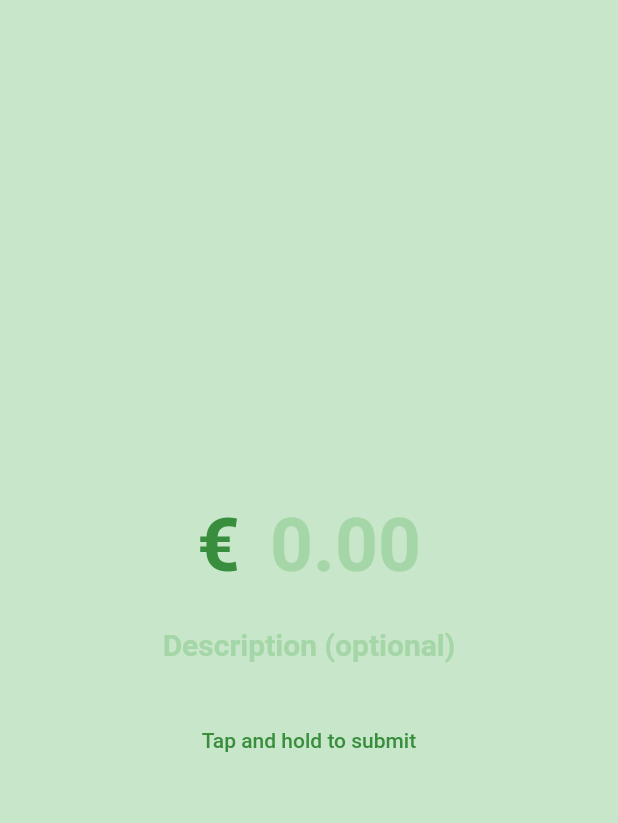
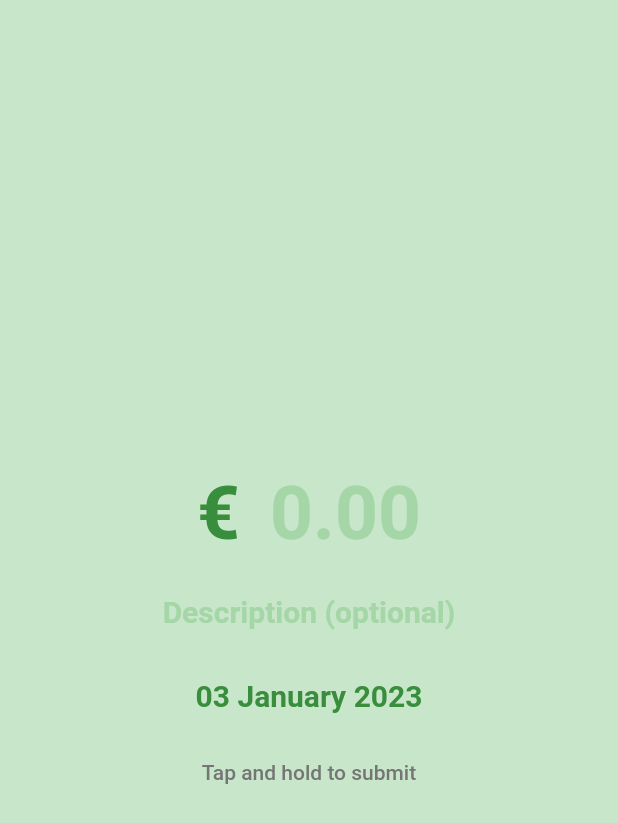
Before and after one commit to fds909/expense-tracker, a Flutter app: the screen it shows after launch, after a tap on "New Expense", on a phone screen of 412 x 824 dp. Shown: the top 823 px of the screen. Run offline on Flutter 3.47's test engine with Material 2 defaults, Android fonts, the phone set to English and light mode, and no system bars; our stand-ins replace get, get_it, sqflite, vibration; accounts and stored records are empty.

Commit message:
added expense date selection

```diff
--- a/lib/components/expense_edit.dart
+++ b/lib/components/expense_edit.dart
@@ -2,21 +2,25 @@
 import 'package:flutter/material.dart';
 import 'package:get/get.dart';
 import 'package:vibration/vibration.dart';
+import 'package:intl/intl.dart';
 
 class ExpenseEdit extends StatefulWidget {
   final double? initialValue;
   final String? initialDescription;
+  final DateTime? initialCreatedOn;
   final IconData? floatingActionButtonIcon;
   final void Function()? onFloatingActionButtonPressed;
   final void Function({
     required double value,
     required String? description,
+    required DateTime createdOn,
   }) onSubmit;
 
   const ExpenseEdit({
+    super.key,
     this.initialValue,
     this.initialDescription,
-    super.key,
+    this.initialCreatedOn,
     this.floatingActionButtonIcon,
     this.onFloatingActionButtonPressed,
     required this.onSubmit,
@@ -30,6 +34,9 @@ class _ExpenseEditState extends State<ExpenseEdit> {
   // Text Controllers
   final priceController = TextEditingController();
   final descriptionController = TextEditingController();
+
+  late DateTime createdOn;
+
   // This helps to keep the text more readable when the user taps down
   bool isTappedDown = false;
 
@@ -39,11 +46,14 @@ class _ExpenseEditState extends State<ExpenseEdit> {
 
     priceController.text = widget.initialValue?.toStringAsFixed(2) ?? '';
     descriptionController.text = widget.initialDescription?.toString() ?? '';
+    print("initial value + ${widget.initialValue}");
+    createdOn = widget.initialCreatedOn ?? DateTime.now();
   }
 
   void onSubmit() async {
     final value = double.tryParse(priceController.text.trim()) ?? 0.0;
     final description = descriptionController.text.trim();
+    final createdOn = this.createdOn;
 
     if (value == 0) {
       Get.snackbar(
@@ -61,7 +71,30 @@ class _ExpenseEditState extends State<ExpenseEdit> {
     widget.onSubmit(
       value: value,
       description: description.isEmpty ? null : description,
+      createdOn: createdOn,
     );
+  }
+
+  void onCreatedOnTap() async {
+    final date = await showDatePicker(
+        context: context,
+        initialDate: createdOn,
+        firstDate: DateTime(1975),
+        lastDate: DateTime.now(),
+        builder: (context, child) => Theme(
+              data: ThemeData.light().copyWith(
+                colorScheme: ColorScheme.light().copyWith(
+                  primary: Colors.green.shade600,
+                ),
+              ),
+              child: child!,
+            ));
+
+    if (date != null) {
+      setState(() {
+        createdOn = date;
+      });
+    }
   }
 
   @override
@@ -138,11 +171,25 @@ class _ExpenseEditState extends State<ExpenseEdit> {
                 border: InputBorder.none,
               ),
             ),
+            SizedBox(height: 20),
+            // Input Date
+            IntrinsicWidth(
+              child: InkWell(
+                onTap: onCreatedOnTap,
+                child: Text("${DateFormat("dd MMMM y").format(createdOn)}",
+                    style: TextStyle(
+                      fontSize: 20,
+                      color:
+                          isTappedDown ? Colors.white : Colors.green.shade700,
+                      fontWeight: FontWeight.w600,
+                    )),
+              ),
+            ),
             SizedBox(height: 32),
             Text(
               "Tap and hold to submit",
               style: TextStyle(
-                color: Colors.green.shade700,
+                color: Colors.grey.shade600,
                 fontWeight: FontWeight.w500,
               ),
             ),
--- a/lib/main.dart
+++ b/lib/main.dart
@@ -1,5 +1,4 @@
 // Importing: Flutter Dependencies
-import 'package:expense_tracker/models/expense_model.dart';
 import 'package:flutter/material.dart';
 import 'package:intl/intl.dart';
 import 'package:intl/date_symbol_data_local.dart';
@@ -10,6 +9,8 @@ import 'package:get_it/get_it.dart';
 import 'package:expense_tracker/pages/home/home_page.dart';
 import 'package:expense_tracker/pages/new_expense/new_expense_page.dart';
 import 'package:expense_tracker/pages/edit_expense/edit_expense_page.dart';
+import 'package:expense_tracker/models/expense_model.dart';
+import 'package:expense_tracker/models/store_model.dart';
 import 'package:expense_tracker/repositories/database_repository.dart';
 
 void main() async {
@@ -22,6 +23,8 @@ void main() async {
 
   final database = await DatabaseRepository.newConnection();
   GetIt.I.registerSingleton<DatabaseRepository>(database);
+
+  await storeModel.value.initialize();
 
   runApp(const App());
 }
--- a/lib/models/store_model.dart
+++ b/lib/models/store_model.dart
@@ -13,14 +13,12 @@ final storeModel = StoreModel().obs;
 class StoreModel {
   List<ExpenseModel> expenses = [];
 
-  StoreModel() {
-    fetchExpenses();
+  Future<void> initialize() async {
+    final database = GetIt.I<DatabaseRepository>();
+    expenses = await database.allExpenses();
   }
 
-  fetchExpenses() async {
-    final database = GetIt.I<DatabaseRepository>();
-    expenses = await database.all();
-  }
+  //--- Stats Getters ---//
 
   double get totalExpenseToday {
     final currentDate = DateTime.now();
@@ -83,12 +81,13 @@ class StoreModel {
   void createExpense({
     required double amount,
     required String? description,
+    required DateTime createdOn,
   }) {
     final expense = ExpenseModel(
       uuid: Uuid().v4(),
       amount: amount,
       description: description,
-      createdOn: DateTime.now(),
+      createdOn: createdOn,
     );
 
     expenses.insert(0, expense);
@@ -101,16 +100,20 @@ class StoreModel {
     ExpenseModel expense, {
     required double amount,
     required String? description,
+    required DateTime createdOn,
   }) {
     expense.amount = amount;
     expense.description = description;
+    expense.createdOn = createdOn;
     storeModel.refresh();
 
     GetIt.I<DatabaseRepository>().updateExpense(expense);
   }
 
-  void deleteExpense(ExpenseModel expenseModel) {
-    expenses.remove(expenseModel);
+  void deleteExpense(ExpenseModel expense) {
+    expenses.remove(expense);
     storeModel.refresh();
+
+    GetIt.I<DatabaseRepository>().deleteExpense(expense);
   }
 }
--- a/lib/pages/edit_expense/edit_expense_page.dart
+++ b/lib/pages/edit_expense/edit_expense_page.dart
@@ -18,11 +18,13 @@ class _EditExpensePageState extends State<EditExpensePage> {
   void onSubmit({
     required double value,
     required String? description,
+    required DateTime createdOn,
   }) {
     storeModel.value.editExpense(
       widget.expenseModel,
       amount: value,
       description: description,
+      createdOn: createdOn,
     );
 
     Navigator.pop(context);
@@ -40,6 +42,7 @@ class _EditExpensePageState extends State<EditExpensePage> {
       onFloatingActionButtonPressed: onDelete,
       initialDescription: widget.expenseModel.description,
       initialValue: widget.expenseModel.amount,
+      initialCreatedOn: widget.expenseModel.createdOn,
       onSubmit: onSubmit,
     );
   }
--- a/lib/pages/home/components/header.dart
+++ b/lib/pages/home/components/header.dart
@@ -41,7 +41,7 @@ class Header extends StatelessWidget {
               ),
               SizedBox(height: 5),
               Text(
-                storeModel.value.totalExpenseMonth.toStringAsFixed(2),
+                "€ ${storeModel.value.totalExpenseMonth.toStringAsFixed(2)}",
                 style: TextStyle(
                     fontSize: 32,
                     color: Colors.white,
--- a/lib/pages/new_expense/new_expense_page.dart
+++ b/lib/pages/new_expense/new_expense_page.dart
@@ -15,10 +15,12 @@ class _NewExpensePageState extends State<NewExpensePage> {
   void onSubmit({
     required double value,
     required String? description,
+    required DateTime createdOn,
   }) {
     storeModel.value.createExpense(
       amount: value,
       description: description,
+      createdOn: createdOn,
     );
 
     Navigator.pop(context);
--- a/lib/repositories/database_repository.dart
+++ b/lib/repositories/database_repository.dart
@@ -28,12 +28,10 @@ class DatabaseRepository {
   }
 
   // Fetches all the expenses from the database
-  Future<List<ExpenseModel>> all() async {
+  Future<List<ExpenseModel>> allExpenses() async {
     final rows = await database.query("expenses");
 
-    return rows.map((result) {
-      return ExpenseModel.fromMap(result);
-    }).toList();
+    return rows.map((row) => ExpenseModel.fromMap(row)).toList();
   }
 
   // Stores a new expense record in the database
@@ -50,4 +48,13 @@ class DatabaseRepository {
       whereArgs: [expense.uuid],
     );
   }
+
+  // Deletes an expense record
+  Future<int> deleteExpense(ExpenseModel expense) async {
+    return await database.delete(
+      "expenses",
+      where: "uuid = ?",
+      whereArgs: [expense.uuid],
+    );
+  }
 }
```
